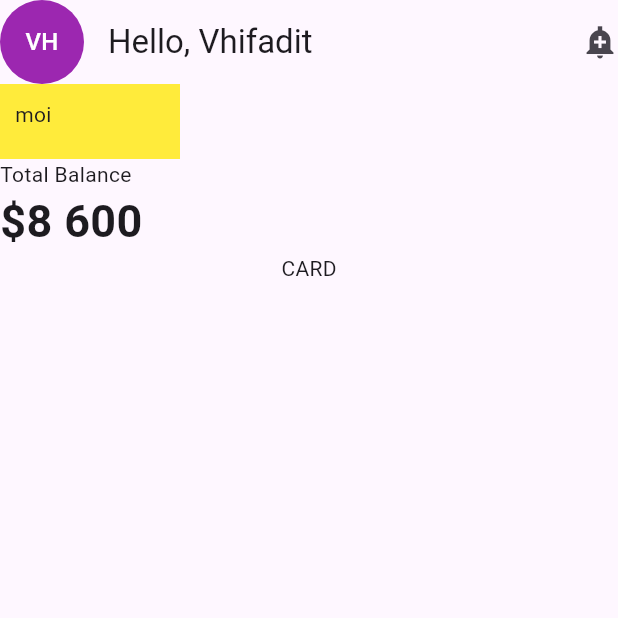
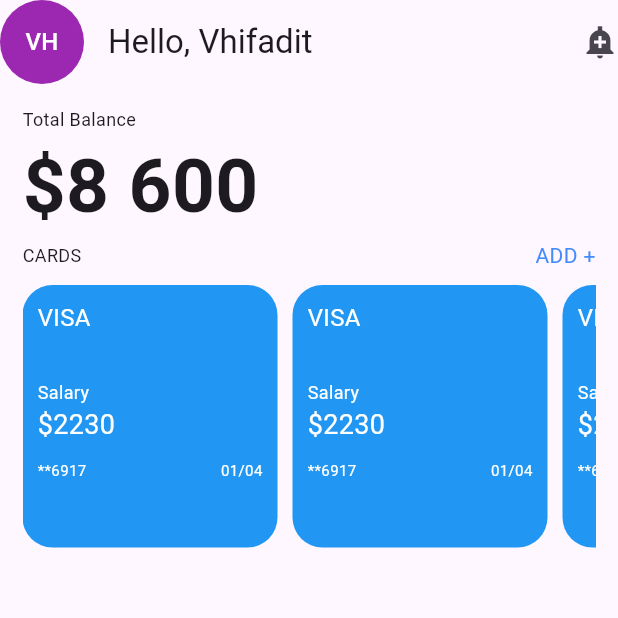
Before and after one commit to Vhifadit/flutter_motivation, a Flutter app: the screen it shows after launch, on a phone screen of 412 x 824 dp, the top half of it. Run offline on Flutter 3.47's test engine with Material 3 defaults, Android fonts, the phone set to English and light mode, and no system bars.

Commit message:
creation de la listvieww.builder et du premier widget personnaliser

```diff
--- a/lib/main.dart
+++ b/lib/main.dart
@@ -57,25 +57,81 @@ class MonApp extends StatelessWidget {
           Icon(Icons.add_alert_sharp),
         ],
       ),
-      body: Column(
+
+      body: Padding(
+        padding: EdgeInsets.all(15),
+        child: Column(
           crossAxisAlignment: .start,
 
           children: [
+            Text('Total Balance', style: TextStyle(fontSize: 12)),
+            Text('\$8 600', style: TextStyle(fontSize: 50, fontWeight: .bold)),
+            Row(
+              mainAxisAlignment: MainAxisAlignment.spaceBetween,
+              children: [
+                Text("CARDS", style: TextStyle(fontSize: 12)),
+                Text("ADD +", style: TextStyle(color: Colors.blueAccent)),
+              ],
+            ),
             Container(
-            color: Colors.yellow,
+              height: 185,
+              child: ListView.builder(
+                scrollDirection: Axis.horizontal,
+                itemCount: 10,
+                itemBuilder: (context, index) {
+                  return Container(
+                    margin: EdgeInsets.only(top: 10, right: 10),
+                    width: 170,
                     padding: EdgeInsets.all(10),
-            height: 50,
-            width: 120,
-            child: Text("moi"),
+                    decoration: BoxDecoration(
+                      borderRadius: BorderRadius.circular(20),
+                      color: Colors.blue,
                     ),
-          Text('Total Balance'),
-          Text('\$8 600', style: TextStyle(fontSize: 30, fontWeight: .bold)),
+                    child: Column(
+                      crossAxisAlignment: .start,
+                      children: [
+                        Text(
+                          "VISA",
+                          style: TextStyle(fontSize: 16, color: Colors.white),
+                        ),
+                        Container(width: 1, height: 30),
+                        Text(
+                          "Salary",
+                          style: TextStyle(fontSize: 12, color: Colors.white),
+                        ),
+                        Text(
+                          "\$2230",
+                          style: TextStyle(fontSize: 18, color: Colors.white),
+                        ),
+                        Container(width: 1, height: 10),
                         Row(
-            mainAxisAlignment: MainAxisAlignment.spaceAround,
-            children: [Text("CARD")],
+                          mainAxisAlignment: .spaceBetween,
+                          children: [
+                            Text(
+                              "**6917",
+                              style: TextStyle(
+                                fontSize: 10,
+                                color: Colors.white,
+                              ),
+                            ),
+                            Text(
+                              "01/04",
+                              style: TextStyle(
+                                fontSize: 10,
+                                color: Colors.white,
+                              ),
+                            ),
+                          ],
                         ),
                       ],
                     ),
                   );
+                },
+              ),
+            ),
+          ],
+        ),
+      ),
+    );
   }
 }
```
Lines whose indentation alone changed are shown as unchanged.
